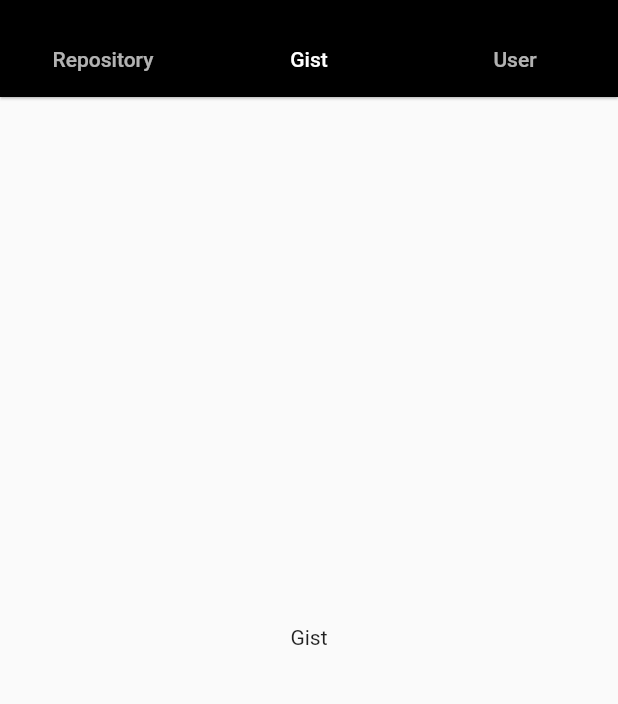
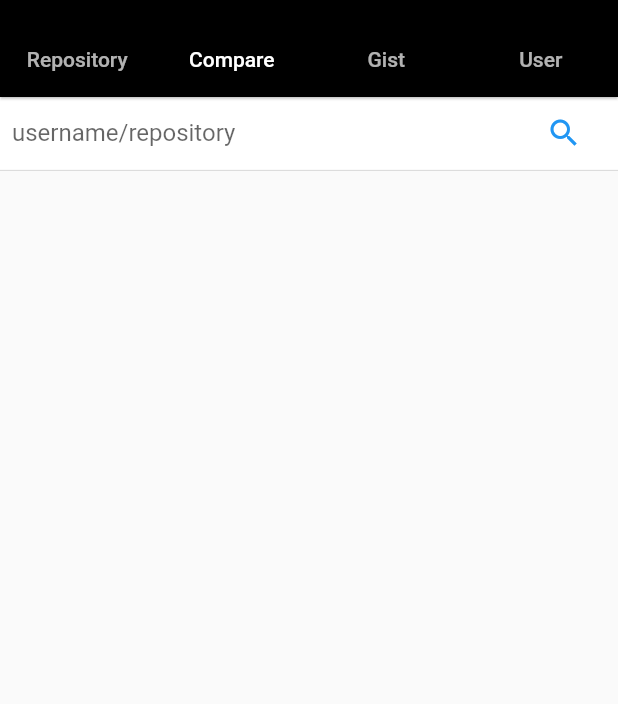
Before and after one commit to TaigaMikami/github_search_flutter, a Flutter app: the screen it shows after launch, tab 2 chosen, on a phone screen of 412 x 824 dp, the part 59-763 px from its top. Run offline on Flutter 3.47's test engine with Material 2 defaults, Android fonts, the phone set to English and light mode, and no system bars; our stand-ins replace badges, font_awesome_flutter; missing offline and left inert: dart:html.

Commit message:
add repositoryComparePage

```diff
--- a/lib/github_search_home.dart
+++ b/lib/github_search_home.dart
@@ -1,4 +1,5 @@
 import 'package:flutter/material.dart';
+import 'package:github_search/pages/repository_compare_screen.dart';
 import 'package:github_search/pages/repository_screen.dart';
 import 'package:github_search/pages/gist_screen.dart';
 import 'package:github_search/pages/user_screen.dart';
@@ -13,6 +14,7 @@ class _GithubSearchHomeState extends State<GithubSearchHome> with SingleTickerPr
   TabController _tabController;
   final List<Tab> screenTabs = <Tab>[
     Tab(text: 'Repository',),
+    Tab(text: 'Compare',),
     Tab(text: 'Gist',),
     Tab(text: 'User',),
   ];
@@ -51,6 +53,7 @@ class _GithubSearchHomeState extends State<GithubSearchHome> with SingleTickerPr
         controller: _tabController,
         children: <Widget>[
           RepositoryScreen(),
+          RepositoryCompareScreen(),
           GistScreen(),
           UserScreen(),
         ],
--- a/lib/model/Repository.dart
+++ b/lib/model/Repository.dart
@@ -1,30 +1,29 @@
 class Repository {
-  Repository(
-    {
-      this.full_name,
-      this.image,
-      this.description,
-      this.language,
-      this.stargazers_count,
-      this.forks_count,
-      this.watchers_count,
-      this.open_issues_count,
-      this.html_url,
-      this.home_page,
-      this.created_at,
-      this.updated_at,
-    });
+  Repository({
+    this.fullName,
+    this.image,
+    this.description,
+    this.language,
+    this.stargazersCount,
+    this.forksCount,
+    this.watchersCount,
+    this.openIssuesCount,
+    this.htmlUrl,
+    this.homePage,
+    this.createdAt,
+    this.updatedAt,
+  });
 
-  final String full_name;
-  final String image;
-  final String description;
-  final String language;
-  final int stargazers_count;
-  final int forks_count;
-  final int watchers_count;
-  final int open_issues_count;
-  final String html_url;
-  final String home_page;
-  final DateTime created_at;
-  final DateTime updated_at;
+  String fullName;
+  String image;
+  String description;
+  String language;
+  int stargazersCount;
+  int forksCount;
+  int watchersCount;
+  int openIssuesCount;
+  String htmlUrl;
+  String homePage;
+  DateTime createdAt;
+  DateTime updatedAt;
 }
--- /dev/null
+++ b/lib/pages/repository_compare_screen.dart
@@ -0,0 +1,117 @@
+import 'package:flutter/material.dart';
+import 'package:github_search/model/Repository.dart';
+import 'package:github_search/widgets/loading.dart';
+import 'package:github_search/helpers/url_create.dart';
+import 'package:github_search/widgets/repository/repository_card.dart';
+import 'package:http/http.dart' as http;
+import 'dart:convert';
+
+class RepositoryCompareScreen extends StatefulWidget {
+  @override
+  _RepositoryCompareScreen createState() => new _RepositoryCompareScreen();
+}
+
+class _RepositoryCompareScreen extends State<RepositoryCompareScreen> with TickerProviderStateMixin {
+  final List<RepositoryCard> _repoCard = <RepositoryCard>[];
+  final TextEditingController _textController = new TextEditingController();
+
+  bool searching = false, api_no_limit = false;
+  var resBody;
+
+  Future _getUser(String text) async {
+    setState(() {
+      searching = true;
+    });
+    _textController.clear();
+    var res = await http.get(Uri.encodeFull(UrlCreate.repositoryUrl(text)), headers: {"Accept": "application/json"});
+    setState(() {
+      resBody = json.decode(res.body);
+    });
+    var resItem = resBody['items'][0];
+    if (resItem['owner']['avatar_url'] != null) {
+      Repository repo = new Repository(
+        fullName: resItem['full_name'],
+        image: resItem['owner']['avatar_url'],
+        description: resItem['description'],
+        language: resItem['language'],
+        stargazersCount: resItem['stargazers_count'],
+        forksCount: resItem['forks_count'],
+        watchersCount: resItem['watchers_count'],
+        openIssuesCount: resItem['open_issues_count'],
+        htmlUrl: resItem['html_url'],
+        homePage: resItem['home_page'],
+        createdAt: DateTime.parse(resItem['created_at']),
+        updatedAt: DateTime.parse(resItem['updated_at']),
+      );
+      RepositoryCard repoCard = new RepositoryCard(
+        repository: repo,
+        animationController: AnimationController(
+          duration: Duration(milliseconds: 700),
+          vsync: this,
+        ),
+      );
+      setState(() {
+        _repoCard.insert(0, repoCard);
+      });
+      repoCard.animationController.forward();
+    } else {
+      api_no_limit = true;
+    }
+    searching = false;
+  }
+
+  Widget _buildTextComposer() {
+    return IconTheme(
+      data: IconThemeData(color: Theme.of(context).accentColor),
+      child: Container(
+        margin: EdgeInsets.symmetric(horizontal: 8.0),
+        child: Row(
+          children: <Widget>[
+            Flexible(
+              child: TextField(
+                controller: _textController,
+                onSubmitted: _getUser,
+                decoration: InputDecoration.collapsed(hintText: "username/repository"),
+              ),
+            ),
+            Container(
+              margin: EdgeInsets.symmetric(horizontal: 4.0),
+              child: IconButton(
+                icon: Icon(Icons.search),
+                onPressed: () => _getUser(_textController.text),
+              ),
+            )
+          ],
+        ),
+      ),
+    );
+  }
+
+  @override
+  Widget build(BuildContext context) {
+    return Container(
+      child: Column(
+        children: <Widget>[
+          Container(
+            decoration: BoxDecoration(
+              color: Theme.of(context).cardColor,
+            ),
+            child: _buildTextComposer(),
+          ),
+          Divider(height: 2.0,),
+          Loading(searching: searching, api_no_limit: api_no_limit,),
+          Padding(padding: EdgeInsets.only(bottom: 10),),
+          Flexible(
+            child: GridView.builder(
+              itemBuilder: (_, int index) => _repoCard[index],
+              itemCount: _repoCard.length,
+              gridDelegate: SliverGridDelegateWithFixedCrossAxisCount(
+                crossAxisCount: 3
+              ),
+            ),
+          )
+        ],
+      ),
+    );
+  }
+}
```
Also changed, not shown: lib/helpers/url_create.dart (+6 -1 lines), lib/pages/gist_screen.dart (+22 -4 lines), lib/pages/repository_screen.dart (+18 -18 lines), lib/widgets/repository/repository_card.dart (+53 -38 lines), lib/widgets/repository/repository_list.dart (added, +111 -0 lines).
